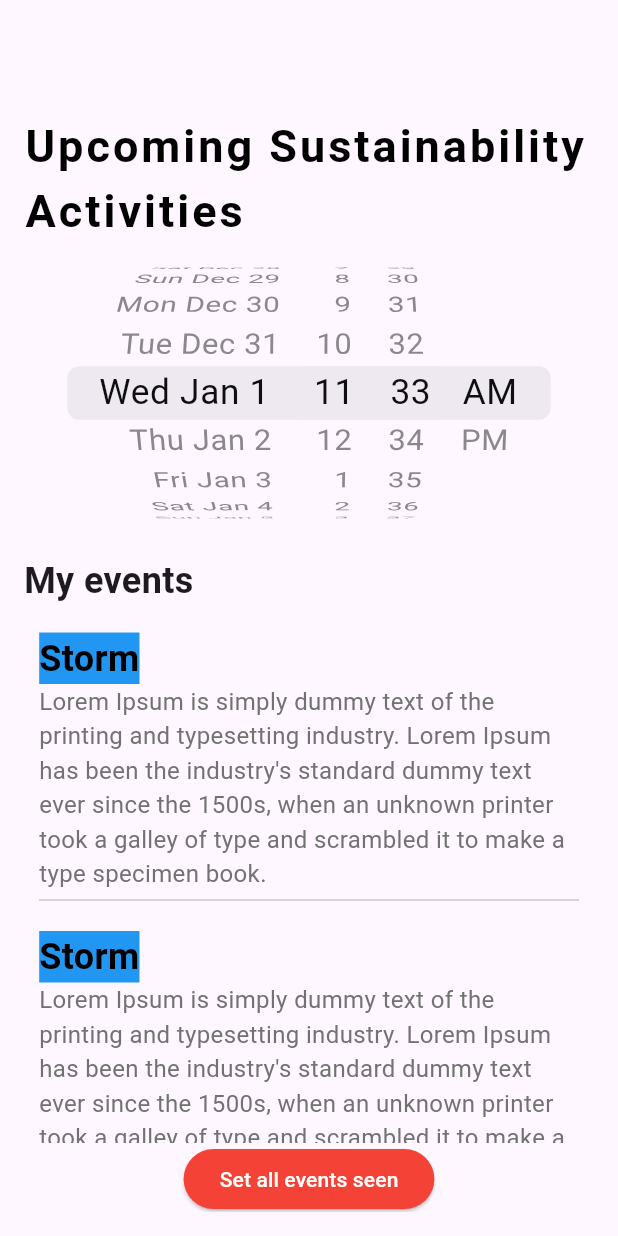
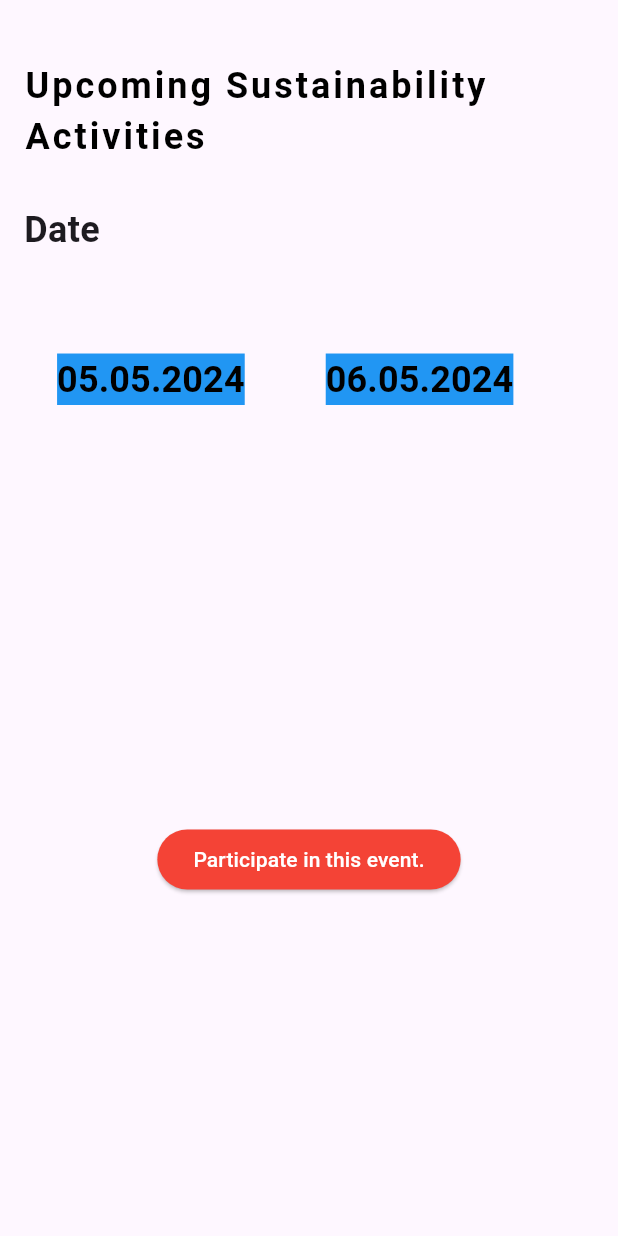
Before and after one commit to mariajvieira/CleanItUP, a Flutter app: the CalendarScreen screen opened directly, on a phone screen of 412 x 824 dp. Run offline on Flutter 3.47's test engine with Material 3 defaults, Android fonts, the phone set to English and light mode, and no system bars; our stand-ins replace flutter_map, geolocator, latlong2, sqflite, sqflite_common_ffi; accounts and stored records are empty.

Commit message:
Add files via upload
Made up the shortage with calendar

```diff
--- a/projeto/lib/screens/calendar_screen.dart
+++ b/projeto/lib/screens/calendar_screen.dart
@@ -1,62 +1,133 @@
-import 'package:flutter/cupertino.dart';
 import 'package:flutter/material.dart';
+import 'package:flutter/widgets.dart';
 
-class CalendarScreen extends StatelessWidget {
+class CalendarScreen extends StatefulWidget {
+  const CalendarScreen({Key? key}) : super(key: key);
+
+  @override
+  _CalendarScreenState createState() => _CalendarScreenState();
+}
+
+  class _CalendarScreenState extends State<CalendarScreen>{
+
+    String dailyAction = "";
+
+    List<String> achievementIcons = [
+      '05.05.2024',
+      '06.05.2024',
+      '07.05.2024',
+      '08.05.2024',
+      '09.05.2024',
+      '10.05.2024',
+    ];
+
+    List<String> dailyActivities = [
+      "Some activity 1",
+      "Some activity 2",
+      "Some activity 3",
+      "Some activity 4",
+      "Some activity 5",
+      "Some activity 6",
+      "Some activity 7",
+    ];
+    @override
+    Widget build(BuildContext context) {
 
 
-  const CalendarScreen({Key? key}) : super(key: key);
+    void updateSelectedItem(String item) {
+    setState(() {
+      dailyAction = item;
+      print("Daily action updated to: $dailyAction");
+    });
+  }
 
 
-
-  @override
-  Widget build(BuildContext context) {
     return Scaffold(
       body: Container(
         padding: const EdgeInsets.all(16),
-        alignment: Alignment.center,
         child: SingleChildScrollView(
           child: Column(
             children: <Widget>[
-              const SizedBox(height: 60.0),
+              const SizedBox(height: 24.0),
               const Text(
                 'Upcoming Sustainability Activities',
                 style: TextStyle(
                     color: Colors.black,
                     letterSpacing: 2.0,
-                  fontSize: 30.0,
-                  fontWeight: FontWeight.bold
+                    fontSize: 24.0,
+                    fontWeight: FontWeight.bold),
+              ),
+              const SizedBox(height: 20.0),
+              Column(
+                crossAxisAlignment: CrossAxisAlignment.start,
+                children: [
+                  Padding(
+                    padding: const EdgeInsets.symmetric(vertical: 8.0),
+                    child: Text(
+                      'Date',
+                      style: TextStyle(
+                        fontSize: 24.0,
+                        fontWeight: FontWeight.bold,
                       ),
                     ),
-
-            SizedBox(
-              height: 200,
-              child: CupertinoDatePicker(
-                mode: CupertinoDatePickerMode.dateAndTime,
-                initialDateTime: DateTime(1969, 1, 1, 11, 33),
-                onDateTimeChanged: (DateTime newDateTime) {
-                  //Do Some thing
+                  ),
+                  Wrap(
+                    children: [
+                      Container(
+                        height: 150.0,
+                        child: ListView.separated(
+                          scrollDirection: Axis.horizontal,
+                          itemCount: achievementIcons.length,
+                          separatorBuilder: (context, index) =>
+                              SizedBox(width: 10),
+                          itemBuilder: (context, index) {
+                            return TextButton(
+                              onPressed: () => {
+                                updateSelectedItem(dailyActivities[index])
                               },
-                use24hFormat: false,
-                minuteInterval: 1,
+                              child: Container(
+                                  padding: EdgeInsets.all(10.0),
+                                  child:
+                                      Text(
+                                        achievementIcons[index],
+                                        selectionColor: Colors.black,
+                                        style: TextStyle(
+                                            fontSize: 24.0,
+                                            color: Colors.black,
+                                            fontWeight: FontWeight.w700,
+                                            backgroundColor: Colors.blue),
                                       ),
                                 ),
+                              );
 
-              _buildAchievementsSection(),
+                          },
+                        ),
+                      ),
+                    ],
+                  ),
+                ],
+              ),
+
+
+              Text(
+                dailyAction,
+                style : TextStyle(
+                  color : Colors.black
+                )
+              ),
+
+              const SizedBox(height: 200.0),
 
               ElevatedButton(
                 onPressed: () {
                   ScaffoldMessenger.of(context).showSnackBar(const SnackBar(
-                        content: Text("Events seen succesfully."),
+                    content: Text("You are joined to this event."),
                   ));
                 },
-                style: ElevatedButton.styleFrom(
-                  backgroundColor: Colors.red
-                ),
+                style: ElevatedButton.styleFrom(backgroundColor: Colors.red),
                 child: const Text(
-                  'Set all events seen',
-                  style: TextStyle(
-                    color: Colors.white
-                  ),
+                  'Participate in this event.',
+                  style: TextStyle(color: Colors.white),
                 ),
               ),
             ],
@@ -66,81 +137,3 @@ class CalendarScreen extends StatelessWidget {
     );
   }
 }
-
-
-
-  Widget _buildAchievementsSection() {
-    // part of achievements
-    List<String> achievementIcons = [
-      //acrescentar
-      'assets/icon.png',
-      'assets/icon_.png',
-      'assets/icon_.png',
-      'assets/icon_.png',
-      'assets/icon_.png',
-      'assets/icon_.png',
-    ];
-
-    return Column(
-      crossAxisAlignment: CrossAxisAlignment.start,
-      children: [
-        Padding(
-          padding: const EdgeInsets.symmetric(vertical: 8.0),
-          child: Text(
-            'My events',
-            style: TextStyle(
-              fontSize: 24.0,
-              fontWeight: FontWeight.bold,
-            ),
-          ),
-        ),
-        Wrap(
-          children: [Container(
-            height: 350.0,
-          child: ListView.separated(
-            scrollDirection: Axis.vertical,
-            itemCount: achievementIcons.length,
-            separatorBuilder: (context, index) => SizedBox(width: 10),
-            itemBuilder: (context, index) {
-              return Container(
-                padding: EdgeInsets.all(10),
-
-                child: Column(
-                  crossAxisAlignment: CrossAxisAlignment.start,
-                  children: <Widget> [
-                      const Text(
-                        "Storm",
-                        style: TextStyle(
-                          fontSize: 24.0,
-                          color: Colors.black,
-                          fontWeight: FontWeight.w700,
-                          backgroundColor: Colors.blue
-                        ),
-                      ),
-
-                    const Text(
-                        "Lorem Ipsum is simply dummy text of the printing and typesetting industry. Lorem Ipsum has been the industry's standard dummy text ever since the 1500s, when an unknown printer took a galley of type and scrambled it to make a type specimen book.",
-                        style: TextStyle(
-                          fontSize: 16.0,
-                          color: Color.fromARGB(255, 114, 114, 114),
-                          fontWeight: FontWeight.w400
-                        ),
-                      ),
-
-                  const SizedBox(height: 5.0),
-
-                  const Divider(height: 2.0)
-
-                  ],
-
-                )
-              );
-            },
-          ),
-        ),
-       ],
-        ),
-
-      ],
-    );
-  }
```
Lines whose indentation alone changed are shown as unchanged.
